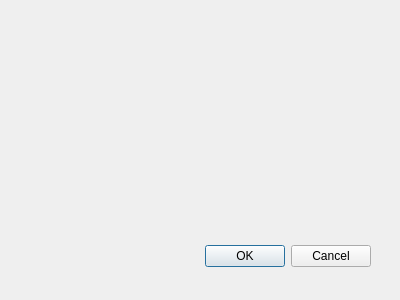
First picture: the form in src/gui/GopTietKiemDialog.ui, repository Twoispeic/Personal-Finances, before the edit.
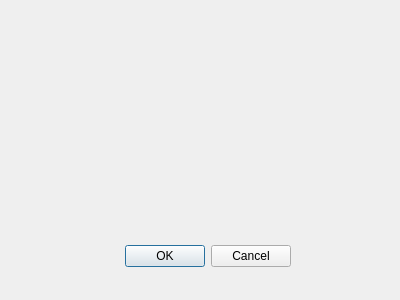
Second picture: the form after the edit.

Diff of the .ui file:
```diff
--- a/src/gui/GopTietKiemDialog.ui
+++ b/src/gui/GopTietKiemDialog.ui
@@ -16,7 +16,7 @@
   <widget class="QDialogButtonBox" name="buttonBox">
    <property name="geometry">
     <rect>
-     <x>30</x>
+     <x>-50</x>
      <y>240</y>
      <width>341</width>
      <height>32</height>
```
